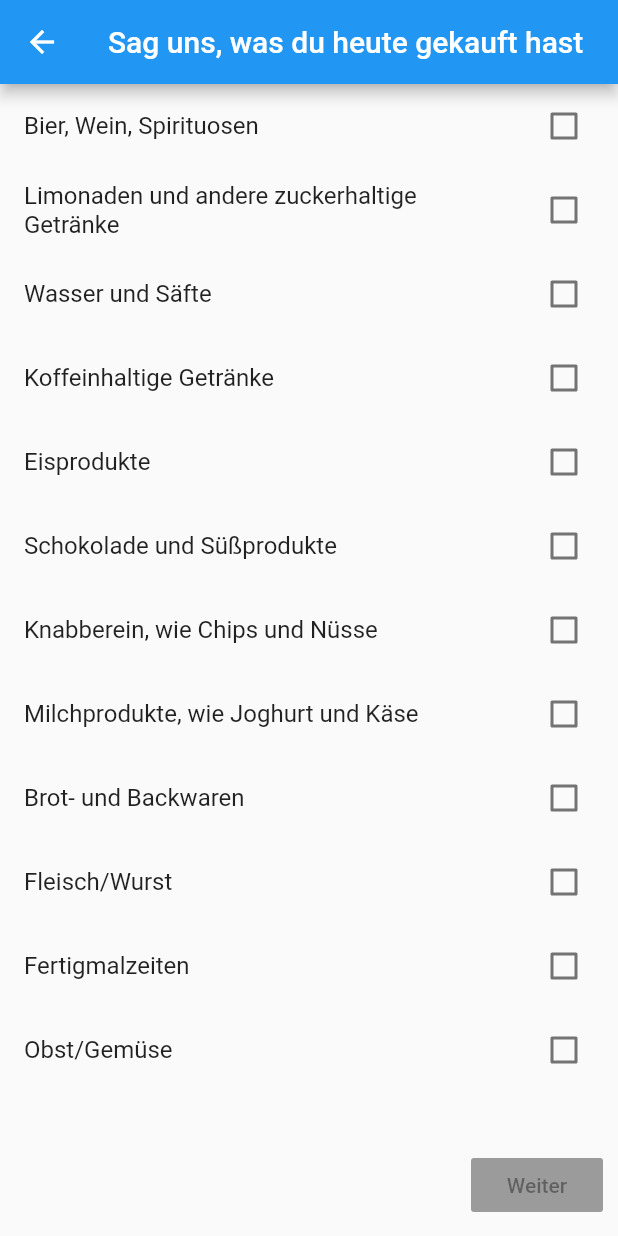
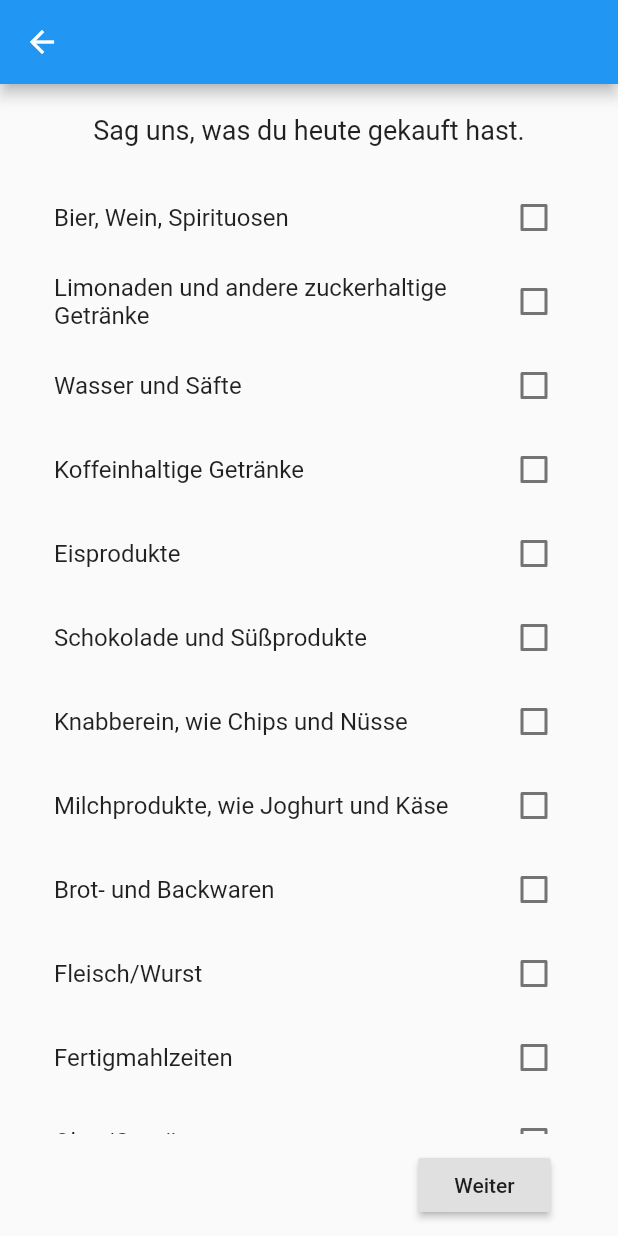
Before and after one commit to BoonRmaschine/geschmackssache, a Flutter app: the ProductSelection screen opened directly, on a phone screen of 412 x 824 dp. Run offline on Flutter 3.47's test engine with Material 2 defaults, Android fonts, the phone set to English and light mode, and no system bars.

Commit message:
* Added second screen for mood selection * Changed layout of the product screen to be more nicec to the eyes * Added a sur´vey structure, so that I am able to send it to the server and hold the state within the app

```diff
--- a/app/lib/ProductList.dart
+++ b/app/lib/ProductList.dart
@@ -1,46 +1,10 @@
+import 'SurveyStructs.dart';
+import 'MoodList.dart';
+
 import 'package:flutter/material.dart';
 
 class ProductSelection extends StatefulWidget {
   ProductsSelectionState createState() => ProductsSelectionState();
-}
-
-List<String> categoryList = [
-  "Bier, Wein, Spirituosen",
-  "Limonaden und andere zuckerhaltige Getränke",
-  "Wasser und Säfte",
-  "Koffeinhaltige Getränke",
-  "Eisprodukte",
-  "Schokolade und Süßprodukte",
-  "Knabberein, wie Chips und Nüsse",
-  "Milchprodukte, wie Joghurt und Käse",
-  "Brot- und Backwaren",
-  "Fleisch/Wurst",
-  "Fertigmalzeiten",
-  "Obst/Gemüse",
-];
-
-List<String> moodList = [
-  "nicht gekauft",
-  "glücklich",
-  "traurig",
-  "gestresst",
-  "allgemein gut",
-  "verliebt",
-  "krank",
-  "müde/abgespannt",
-];
-
-class Product {
-  bool state;
-  String category;
-
-  Product(this.state, this.category);
-}
-
-class Mood {
-  String mood;
-
-  Mood(this.mood);
 }
 
 class ProductsSelectionState extends State<ProductSelection> {
@@ -48,17 +12,27 @@ class ProductsSelectionState extends State<ProductSelection> {
     return new Product(false, category);
   }).toList();
 
-  void _send() {}
-
   @override
   Widget build(BuildContext context) {
     return Scaffold(
         appBar: AppBar(
-          title: Text("Sag uns, was du heute gekauft hast"),
+          title: Text(""),
         ),
         body: Column(
           children: <Widget>[
+            Align(
+              alignment: Alignment.center,
+              child: Padding(
+                padding: EdgeInsets.all(20.0),
+                child: Text(
+                  "Sag uns, was du heute gekauft hast.",
+                  style: TextStyle(fontSize: 18.0, fontStyle: FontStyle.normal),
+                ),
+              ),
+            ),
             Expanded(
+              child: Padding(
+                padding: EdgeInsets.symmetric(horizontal: 20.0),
                 child: ListView(
                   children: this._products.map((product) {
                     return new CheckboxListTile(
@@ -73,12 +47,20 @@ class ProductsSelectionState extends State<ProductSelection> {
                   }).toList(),
                 ),
               ),
+            ),
             Align(
               alignment: Alignment.centerRight,
               child: Padding(
-                padding: EdgeInsets.all(10.0),
+                padding: EdgeInsets.only(top: 10.0, bottom: 10.0, right: 45.0),
                 child: RaisedButton(
-                  onPressed: null,
+                  onPressed: () {
+                    Navigator.push(
+                        context,
+                        MaterialPageRoute(
+                            builder: (context) => MoodSelection(
+                                  surveyState: Survey(products: this._products),
+                                )));
+                  },
                   child: Text("Weiter"),
                 ),
               ),
--- /dev/null
+++ b/app/lib/SurveyStructs.dart
@@ -0,0 +1,46 @@
+List<String> categoryList = [
+  "Bier, Wein, Spirituosen",
+  "Limonaden und andere zuckerhaltige Getränke",
+  "Wasser und Säfte",
+  "Koffeinhaltige Getränke",
+  "Eisprodukte",
+  "Schokolade und Süßprodukte",
+  "Knabberein, wie Chips und Nüsse",
+  "Milchprodukte, wie Joghurt und Käse",
+  "Brot- und Backwaren",
+  "Fleisch/Wurst",
+  "Fertigmahlzeiten",
+  "Obst/Gemüse",
+];
+
+List<String> moodList = [
+  "nicht gekauft",
+  "glücklich",
+  "traurig",
+  "gestresst",
+  "allgemein gut",
+  "verliebt",
+  "krank",
+  "müde/abgespannt",
+];
+
+class Product {
+  bool state;
+  String category;
+
+  Product(this.state, this.category);
+}
+
+class Mood {
+  bool state;
+  String feeling;
+
+  Mood(this.state, this.feeling);
+}
+
+class Survey{
+  List<Product> products;
+  Mood mood;
+
+  Survey({this.products, this.mood});
+}
```
Also changed, not shown: app/lib/MoodList.dart (added, +72 -0 lines), app/lib/main.dart (+9 -11 lines), 3 other files. Lines whose indentation alone changed are shown as unchanged.
